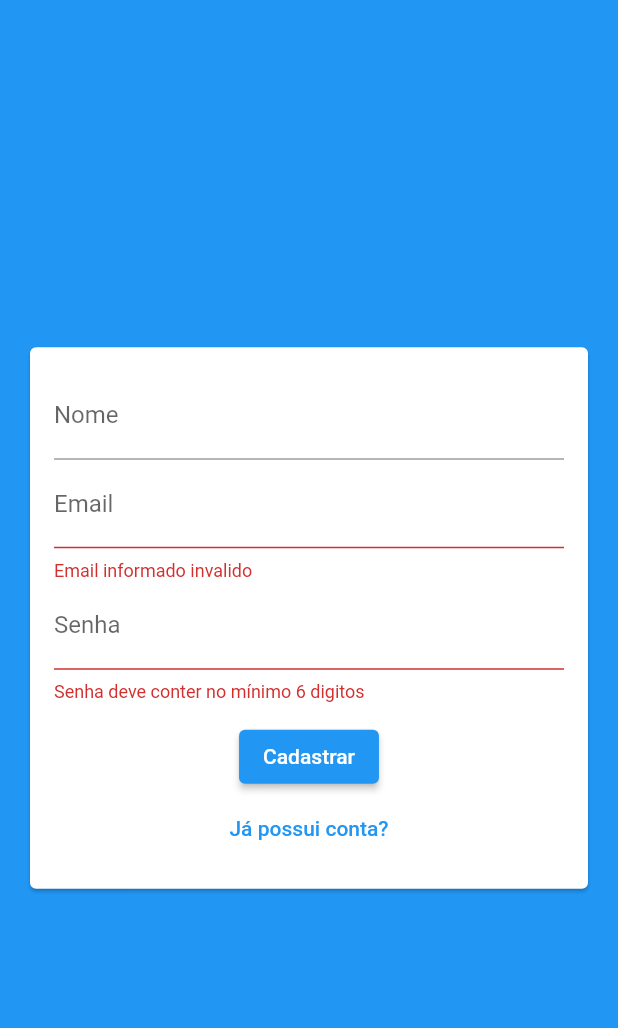
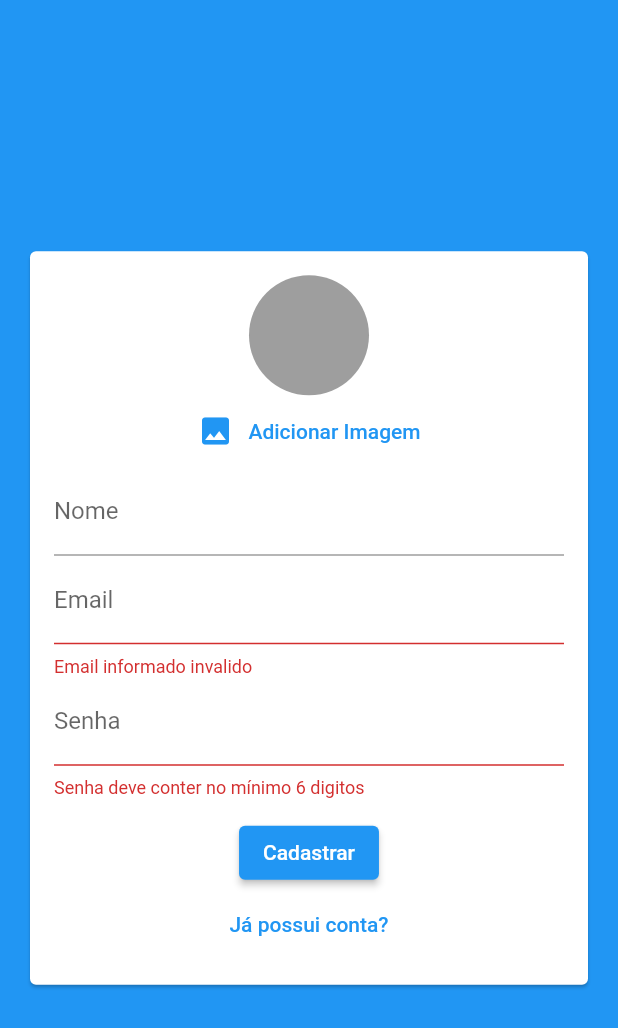
Before and after one commit to oscarbfs/Chat, a Flutter app: the screen it shows after launch, after a tap on "Entrar", after a tap on "Criar uma nova conta?", on a phone screen of 412 x 824 dp. Shown: the top 1028 px of the screen. Run offline on Flutter 3.47's test engine with Material 2 defaults, Android fonts, the phone set to English and light mode, and no system bars; our stand-ins replace image_picker.

Commit message:
Auth Page #06

```diff
--- a/lib/components/auth_form.dart
+++ b/lib/components/auth_form.dart
@@ -1,3 +1,6 @@
+import 'dart:io';
+
+import 'package:chat/components/user_image_picker.dart';
 import 'package:chat/models/auth_form_data.dart';
 import 'package:flutter/material.dart';
 
@@ -17,9 +20,24 @@ class _AuthFormState extends State<AuthForm> {
   final _formKey = GlobalKey<FormState>();
   final _formData = AuthFormData();
 
+  void _handleImagePick(File image) {
+    _formData.image = image;
+  }
+
+  void _showError(String msg) {
+    ScaffoldMessenger.of(context).showSnackBar(SnackBar(
+      content: Text(msg),
+      backgroundColor: Theme.of(context).errorColor,
+    ));
+  }
+
   void _submit() {
     final isValid = _formKey.currentState?.validate() ?? false;
     if (!isValid) return;
+
+    if (_formData.image == null && _formData.isSignup) {
+      return _showError('Imagem não selecionada!');
+    }
 
     widget.onSubmit(_formData);
   }
@@ -34,6 +52,8 @@ class _AuthFormState extends State<AuthForm> {
           key: _formKey,
           child: Column(
             children: [
+              if (_formData.isSignup)
+                UserImagePicker(onImagePick: _handleImagePick),
               if (_formData.isSignup)
                 TextFormField(
                   key: const ValueKey('name'),
--- /dev/null
+++ b/lib/components/user_image_picker.dart
@@ -0,0 +1,64 @@
+import 'dart:io';
+
+import 'package:flutter/material.dart';
+import 'package:image_picker/image_picker.dart';
+
+class UserImagePicker extends StatefulWidget {
+  final void Function(File image) onImagePick;
+
+  const UserImagePicker({
+    Key? key,
+    required this.onImagePick,
+  }) : super(key: key);
+
+  @override
+  _UserImagePickerState createState() => _UserImagePickerState();
+}
+
+class _UserImagePickerState extends State<UserImagePicker> {
+  File? _image;
+
+  Future<void> _pickImage() async {
+    final picker = ImagePicker();
+    final pickedImage = await picker.pickImage(
+      source: ImageSource.camera,
+      imageQuality: 50,
+      maxWidth: 150,
+    );
+
+    if (pickedImage != null) {
+      setState(() {
+        _image = File(pickedImage.path);
+      });
+
+      widget.onImagePick(_image!);
+    }
+  }
+
+  @override
+  Widget build(BuildContext context) {
+    return Column(
+      children: [
+        CircleAvatar(
+          radius: 40,
+          backgroundColor: Colors.grey,
+          backgroundImage: _image != null ? FileImage(_image!) : null,
+        ),
+        TextButton(
+          onPressed: _pickImage,
+          child: Row(
+            mainAxisAlignment: MainAxisAlignment.center,
+            children: [
+              Icon(
+                Icons.image,
+                color: Theme.of(context).primaryColor,
+              ),
+              const SizedBox(width: 10),
+              const Text('Adicionar Imagem')
+            ],
+          ),
+        ),
+      ],
+    );
+  }
+}
--- a/lib/pages/auth_page.dart
+++ b/lib/pages/auth_page.dart
@@ -16,7 +16,7 @@ class _AuthPageState extends State<AuthPage> {
     setState(() => _isLoading = true);
     print('AuthPage');
     print(formData.email);
-    // setState(() => _isLoading = false);
+    setState(() => _isLoading = false);
   }
 
   @override
```
